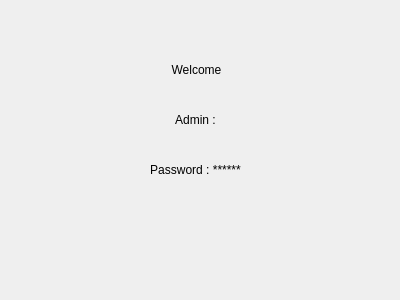
Henry93s/koradin, file adminwidget.ui: the form before one commit.
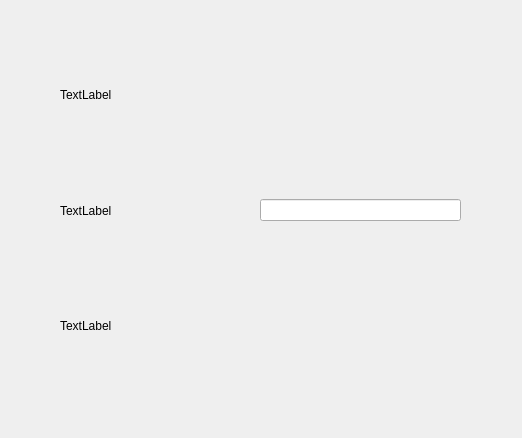
The form after the commit. The open tabs and pages were chosen to show the change.

What changed in the file:
```diff
--- a/adminwidget.ui
+++ b/adminwidget.ui
@@ -6,22 +6,35 @@
    <rect>
     <x>0</x>
     <y>0</y>
-    <width>400</width>
-    <height>300</height>
+    <width>522</width>
+    <height>438</height>
    </rect>
   </property>
   <property name="windowTitle">
    <string>Form</string>
   </property>
+  <widget class="QStackedWidget" name="stackedWidget">
+   <property name="geometry">
+    <rect>
+     <x>10</x>
+     <y>10</y>
+     <width>511</width>
+     <height>421</height>
+    </rect>
+   </property>
+   <widget class="QWidget" name="page">
+    <widget class="QWidget" name="verticalLayoutWidget">
+     <property name="geometry">
+      <rect>
+       <x>-10</x>
+       <y>80</y>
+       <width>521</width>
+       <height>241</height>
+      </rect>
+     </property>
+     <layout class="QVBoxLayout" name="verticalLayout">
+      <item>
   <widget class="QLabel" name="label">
-   <property name="geometry">
-    <rect>
-     <x>71</x>
-     <y>60</y>
-     <width>251</width>
-     <height>20</height>
-    </rect>
-   </property>
    <property name="text">
     <string>Welcome</string>
    </property>
@@ -29,15 +42,9 @@
     <set>Qt::AlignmentFlag::AlignCenter</set>
    </property>
   </widget>
+      </item>
+      <item>
   <widget class="QLabel" name="label_2">
-   <property name="geometry">
-    <rect>
-     <x>70</x>
-     <y>110</y>
-     <width>251</width>
-     <height>20</height>
-    </rect>
-   </property>
    <property name="text">
     <string>Admin :</string>
    </property>
@@ -45,21 +52,83 @@
     <set>Qt::AlignmentFlag::AlignCenter</set>
    </property>
   </widget>
+      </item>
+      <item>
   <widget class="QLabel" name="label_3">
-   <property name="geometry">
-    <rect>
-     <x>70</x>
-     <y>160</y>
-     <width>251</width>
-     <height>20</height>
-    </rect>
-   </property>
    <property name="text">
     <string>Password : ******</string>
    </property>
    <property name="alignment">
     <set>Qt::AlignmentFlag::AlignCenter</set>
    </property>
+       </widget>
+      </item>
+     </layout>
+    </widget>
+    <widget class="QPushButton" name="editAdminButton">
+     <property name="geometry">
+      <rect>
+       <x>400</x>
+       <y>370</y>
+       <width>111</width>
+       <height>41</height>
+      </rect>
+     </property>
+     <property name="text">
+      <string>Edit</string>
+     </property>
+    </widget>
+   </widget>
+   <widget class="QWidget" name="page_2">
+    <widget class="QWidget" name="verticalLayoutWidget_2">
+     <property name="geometry">
+      <rect>
+       <x>250</x>
+       <y>30</y>
+       <width>201</width>
+       <height>341</height>
+      </rect>
+     </property>
+     <layout class="QVBoxLayout" name="verticalLayout_2">
+      <item>
+       <widget class="QLineEdit" name="lineEdit"/>
+      </item>
+     </layout>
+    </widget>
+    <widget class="QWidget" name="verticalLayoutWidget_3">
+     <property name="geometry">
+      <rect>
+       <x>50</x>
+       <y>30</y>
+       <width>201</width>
+       <height>341</height>
+      </rect>
+     </property>
+     <layout class="QVBoxLayout" name="verticalLayout_3">
+      <item>
+       <widget class="QLabel" name="label_4">
+        <property name="text">
+         <string>TextLabel</string>
+        </property>
+       </widget>
+      </item>
+      <item>
+       <widget class="QLabel" name="label_5">
+        <property name="text">
+         <string>TextLabel</string>
+        </property>
+       </widget>
+      </item>
+      <item>
+       <widget class="QLabel" name="label_6">
+        <property name="text">
+         <string>TextLabel</string>
+        </property>
+       </widget>
+      </item>
+     </layout>
+    </widget>
+   </widget>
   </widget>
  </widget>
  <resources/>
```
Lines whose indentation alone changed are shown as unchanged.
